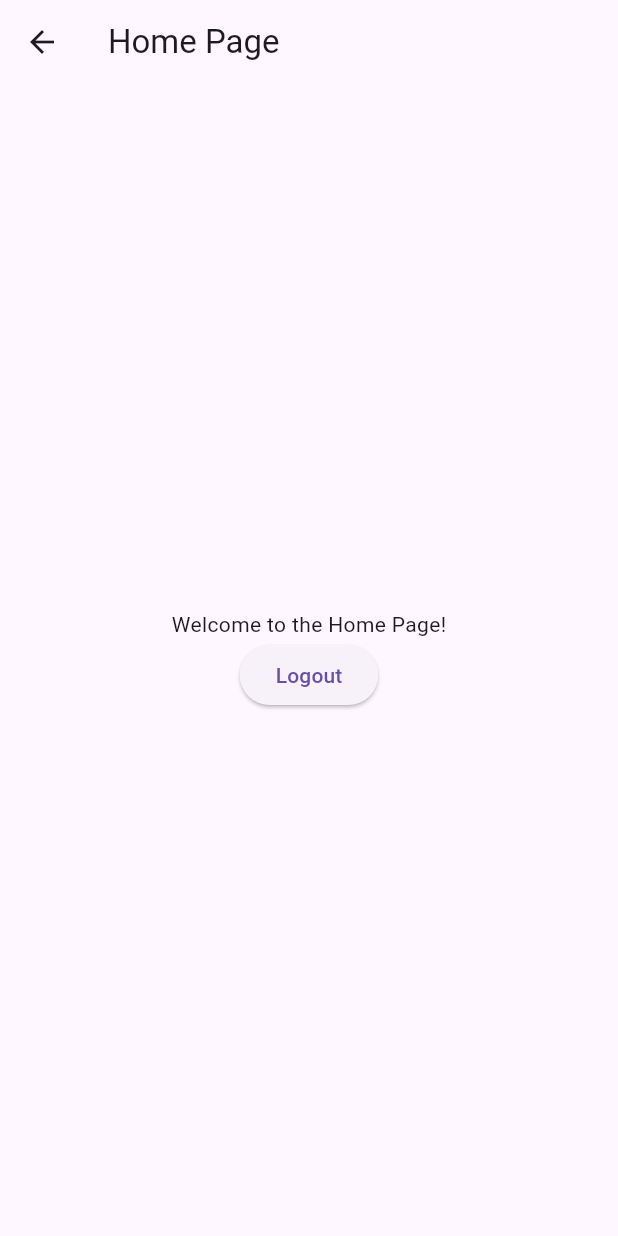
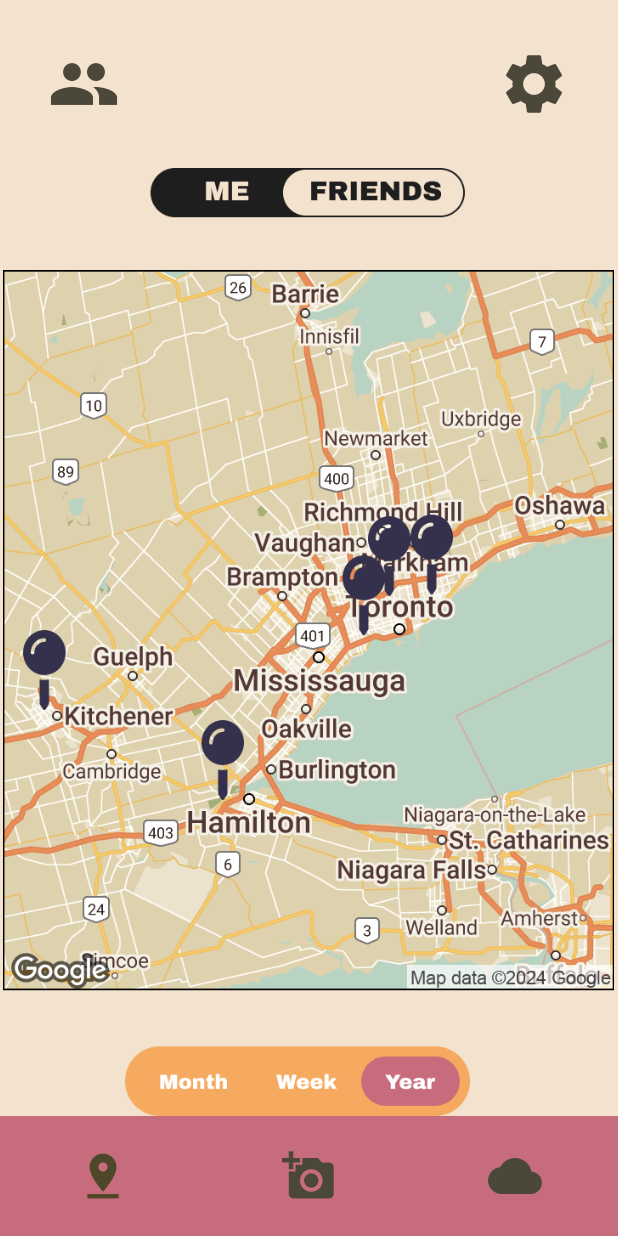
Before and after one commit to frank-skyblue/Timefly, a Flutter app: the HomePage screen opened directly, on a phone screen of 412 x 824 dp. Run offline on Flutter 3.47's test engine with Material 3 defaults, Android fonts, the light colour scheme and no system bars.

Commit message:
FInished UI layout

```diff
--- a/client/lib/main.dart
+++ b/client/lib/main.dart
@@ -39,8 +39,9 @@ class AuthWrapper extends StatelessWidget {
       debugShowCheckedModeBanner: false,
       title: 'Flutter Demo',
       theme: ThemeData(
-        primarySwatch: Colors.blue,
-      ),
+          useMaterial3: true,
+          colorScheme: ColorScheme.fromSeed(
+              seedColor: const Color.fromARGB(255, 218, 188, 18))),
       home: appState.isAuthenticated
           ? const HomePage()
           : LoginPage(), // Pass toggleAuth function to LoginPage
--- a/client/lib/pages/home_page.dart
+++ b/client/lib/pages/home_page.dart
@@ -1,9 +1,17 @@
 import 'package:flutter/material.dart';
 import 'package:provider/provider.dart';
 import '../main.dart';
+import 'friends_page.dart';
 
-class HomePage extends StatelessWidget {
+class HomePage extends StatefulWidget {
   const HomePage({Key? key}) : super(key: key);
+
+  @override
+  State<HomePage> createState() => _HomePageState();
+}
+
+class _HomePageState extends State<HomePage> {
+  var selectedIndex = 0;
 
   @override
   Widget build(BuildContext context) {
@@ -12,25 +20,140 @@ class HomePage extends StatelessWidget {
     final Function toggleAuth =
         appState.toggleAuth; // Assign the toggleAuth function to a variable
 
+    Widget page;
+    switch (selectedIndex) {
+      case 0:
+        page = const MapPage();
+        break;
+      case 1:
+        page = const AddNewMediaPage();
+        break;
+      case 2:
+        page = const AlbumPage();
+        break;
+      default:
+        throw UnimplementedError('no widget for $selectedIndex');
+    }
+
+    return LayoutBuilder(builder: (context, constraints) {
+      return Scaffold(
+        backgroundColor:
+            selectedIndex == 1 ? Colors.black : const Color(0xFFF3E2CD),
+        body: Column(
+          children: [
+            Container(
+              color: const Color(0xFFF3E2CD),
+              child: Padding(
+                padding: const EdgeInsets.all(24.0),
+                child: Row(
+                  mainAxisAlignment: MainAxisAlignment.spaceBetween,
+                  children: [
+                    IconButton(
+                      onPressed: () {
+                        // Handle friends icon pressed
+                        Navigator.push(
+                          context,
+                          MaterialPageRoute(
+                            builder: (context) => const FriendsPage(),
+                          ),
+                        );
+                      },
+                      icon: const Icon(Icons.people, size: 48),
+                    ),
+                    IconButton(
+                      onPressed: () {
+                        // Logout for now
+                        toggleAuth();
+                      },
+                      icon: const Icon(Icons.settings, size: 48),
+                    ),
+                  ],
+                ),
+              ),
+            ),
+            Expanded(child: page),
+            SafeArea(
+              child: NavigationBar(
+                destinations: const [
+                  NavigationDestination(
+                    icon: Icon(Icons.pin_drop, size: 36),
+                    label: 'Map',
+                  ),
+                  NavigationDestination(
+                    icon: Icon(Icons.add_a_photo, size: 36),
+                    label: 'Add New Media',
+                  ),
+                  NavigationDestination(
+                    icon: Icon(Icons.cloud, size: 36),
+                    label: 'Album',
+                  ),
+                ],
+                selectedIndex: selectedIndex,
+                onDestinationSelected: (value) => setState(() {
+                  selectedIndex = value;
+                }),
+                labelBehavior: NavigationDestinationLabelBehavior.alwaysHide,
+                indicatorColor: const Color(0xFFC76C7C),
+                indicatorShape: const RoundedRectangleBorder(
+                  borderRadius: BorderRadius.all(Radius.circular(16)),
+                ),
+                backgroundColor: const Color(0xFFC76C7C),
+              ),
+            )
+          ],
+        ),
+      );
+    });
+  }
+}
+
+class AlbumPage extends StatelessWidget {
+  const AlbumPage({Key? key}) : super(key: key);
+
+  @override
+  Widget build(BuildContext context) {
     return Scaffold(
-      appBar: AppBar(
-        title: Text('Home Page'),
+      backgroundColor: const Color(0xFFF3E2CD),
+      body: Image.asset(
+        'lib/images/albumpage.png',
+        width: 411.4,
+        height: 634.3,
       ),
-      body: Center(
-        child: Column(
-          mainAxisAlignment: MainAxisAlignment.center,
-          children: [
-            const Text('Welcome to the Home Page!'),
-            ElevatedButton(
-              onPressed: () {
-                // TODO: Implement logout functionality
-                toggleAuth();
-              },
-              child: const Text('Logout'),
-            ),
-          ],
+    );
+  }
+}
+
+class AddNewMediaPage extends StatelessWidget {
+  const AddNewMediaPage({Key? key}) : super(key: key);
+
+  @override
+  Widget build(BuildContext context) {
+    return Scaffold(
+      backgroundColor: Colors.black,
+      body: Padding(
+        padding: const EdgeInsets.all(16.0),
+        child: Image.asset(
+          'lib/images/addpage.png',
+          width: 411.4,
+          height: 634.3,
         ),
       ),
     );
   }
 }
+
+class MapPage extends StatelessWidget {
+  const MapPage({Key? key}) : super(key: key);
+
+  @override
+  Widget build(BuildContext context) {
+    return Scaffold(
+      backgroundColor: const Color(0xFFF3E2CD),
+      body: Image.asset(
+        'lib/images/mappage.png',
+        width: 411.4,
+        height: 634.3,
+      ),
+    );
+  }
+}
```
Also changed, not shown: client/lib/pages/friends_page.dart (added, +82 -0 lines), client/lib/images/addpage.png (added), client/lib/images/albumpage.png (added), client/lib/images/mappage.png (added), client/lib/images/timeflysmall.png (added).
